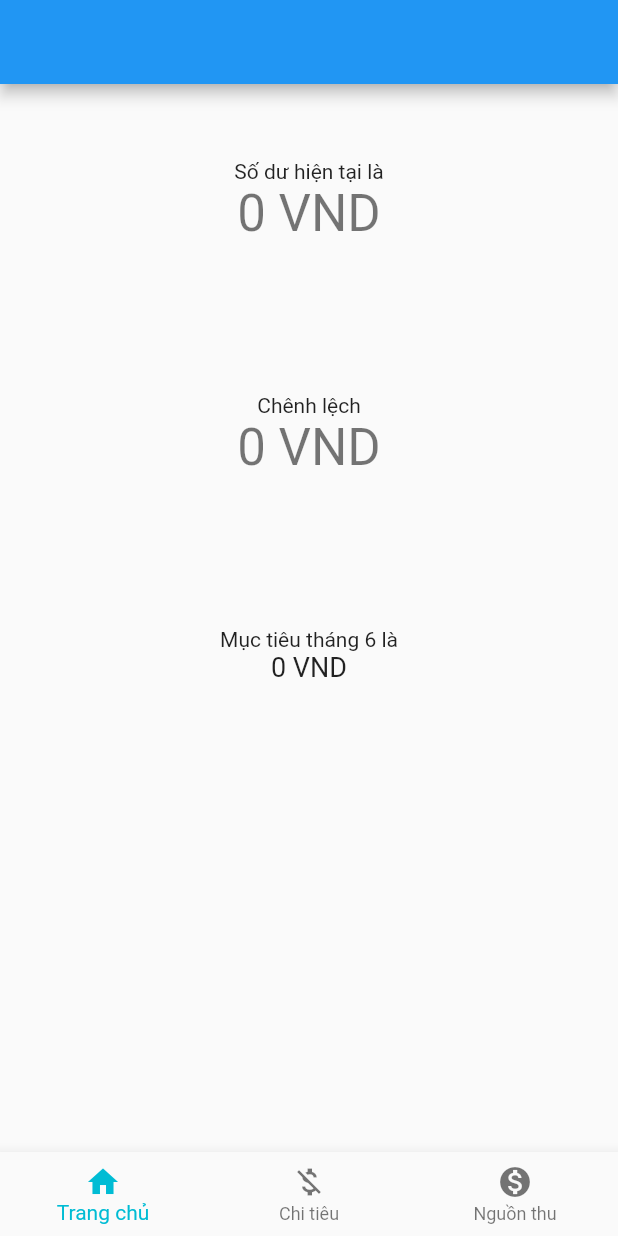
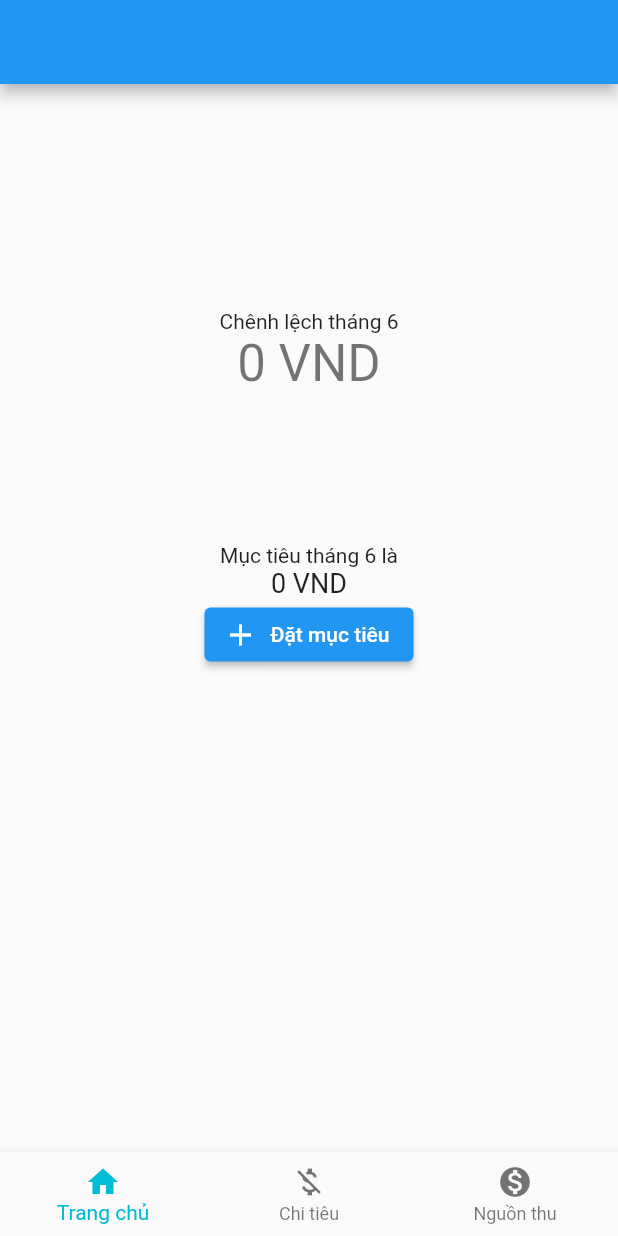
Before and after one commit to viettungvuong/SaveMoney, a Flutter app: the MyHomePage screen opened directly, on a phone screen of 412 x 824 dp. Run offline on Flutter 3.47's test engine with Material 2 defaults, Android fonts, the light colour scheme and no system bars; our stand-ins replace cloud_firestore, date_time_picker, dropdown_button2, dropdown_search, firebase_auth, firebase_core and 1 more; missing offline and left inert: searchable_listview, selection_menu; accounts and stored records are empty; network calls fail.

Commit message:
Update main.dart

```diff
--- a/lib/main.dart
+++ b/lib/main.dart
@@ -230,11 +230,14 @@ class _MyHomePageState extends State<MyHomePage> {
 
   void SortSpending(){
     //quick sort
-
   }
 
   int getCurrentMonth(){
     return DateTime.now().month;
+  }
+
+  void setTarget(){
+
   }
 
   @override
@@ -333,20 +336,10 @@ class _MyHomePageState extends State<MyHomePage> {
               height: 50,
             ),
 
-            const Text(
-              'Số dư hiện tại là',
-            ),
-
-            Text(
-              '$balance VND', //xuat ra bien balance (so tien hien co)
-              style: Theme.of(context).textTheme.headlineMedium,
-            ),
-
-
             SizedBox(height: 100), // thêm khoảng trăng giữa 2 widget
 
             Text(
-                'Chênh lệch'
+                'Chênh lệch tháng ${getCurrentMonth()}'
             ),
 
             Text(
@@ -358,7 +351,6 @@ class _MyHomePageState extends State<MyHomePage> {
 
             Text(
               'Mục tiêu tháng ${getCurrentMonth()} là',
-
             ),
             Text(
               '${reformatNumber(target)} VND',
@@ -366,6 +358,13 @@ class _MyHomePageState extends State<MyHomePage> {
                 fontSize: 18,
               ),
             ),
+
+            ElevatedButton.icon(
+                onPressed: (){
+
+                },
+                icon: Icon(Icons.add),
+                label: Text('Đặt mục tiêu'),),
 
             SizedBox(
               height: 100,
```
